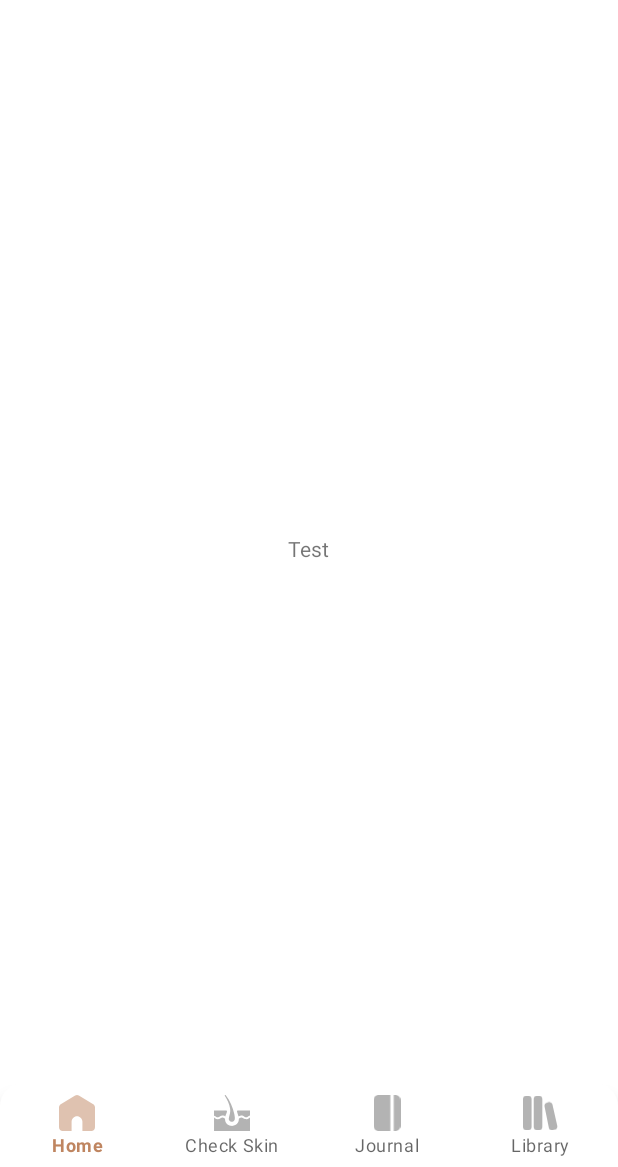
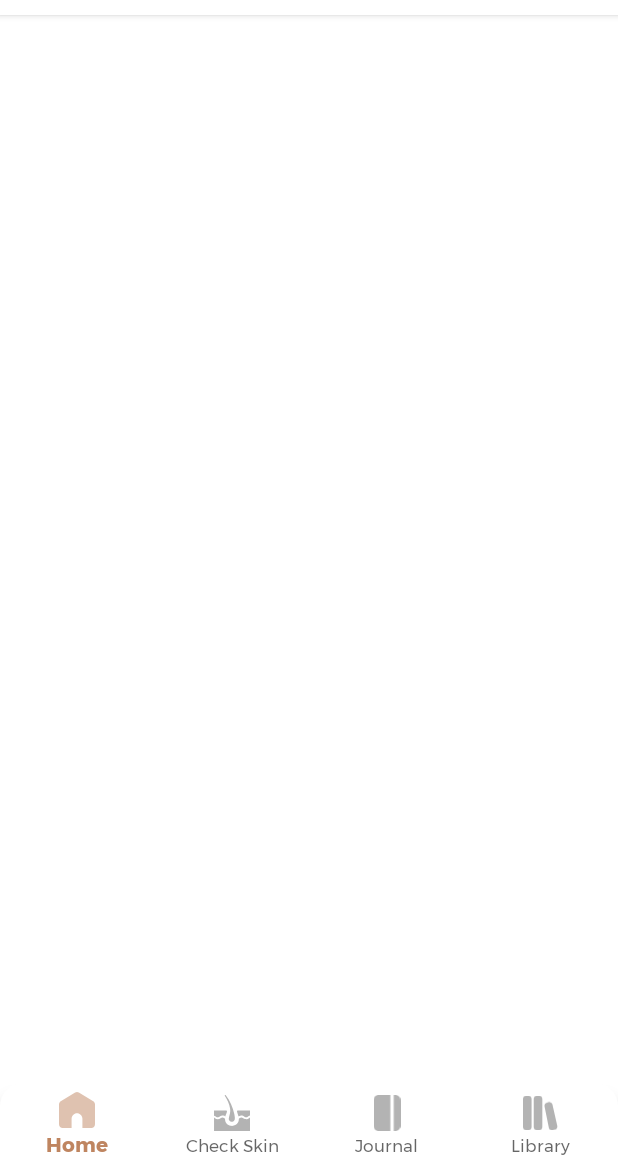
Before and after one commit to jeaaanius/Skincap, an Android app: the MainActivity screen opened directly, with no data from a screen before it, on a phone screen of 412 x 824 dp, the part 69-1236 px from its top. Run offline under Robolectric (Android 15) with nearby library versions, the phone set to English and light mode, and no system bars; our stand-ins replace navigation-ui.

Commit message:
Bump current changes

```diff
--- a/app/src/main/res/layout/activity_main.xml
+++ b/app/src/main/res/layout/activity_main.xml
@@ -9,6 +9,9 @@
 
     <com.google.android.material.appbar.MaterialToolbar
         android:id="@+id/toolbar"
+        app:titleTextColor="@color/black"
+        android:elevation="3dp"
+        app:titleTextAppearance="@style/TextAppearance.Toolbar"
         style="@style/Widget.MaterialComponents.Toolbar.Surface"
         android:layout_width="match_parent"
         android:layout_height="wrap_content"
@@ -37,6 +40,8 @@
         android:id="@+id/navigation_view"
         android:layout_width="match_parent"
         android:layout_height="wrap_content"
+        app:itemTextAppearanceInactive="@style/TextAppearance.InActive"
+        app:itemTextAppearanceActive="@style/TextAppearance.Active"
         android:background="@drawable/nav_background_curve"
         app:labelVisibilityMode="labeled"
         app:menu="@menu/nav_bar_menu" />
--- a/app/src/main/res/layout/fragment_home.xml
+++ b/app/src/main/res/layout/fragment_home.xml
@@ -8,8 +8,4 @@
     android:orientation="vertical"
     tools:context=".ui.home.HomeFragment">
 
-    <TextView
-        android:layout_width="wrap_content"
-        android:layout_height="wrap_content"
-        android:text="Test"/>
 </LinearLayout>
--- a/app/src/main/res/layout/fragment_journal.xml
+++ b/app/src/main/res/layout/fragment_journal.xml
@@ -49,10 +49,12 @@
     </LinearLayout>
 
     <com.google.android.material.floatingactionbutton.FloatingActionButton
+        android:id="@+id/floating_button"
         android:layout_width="wrap_content"
         android:layout_height="wrap_content"
         android:src="@drawable/ic_pencil"
         app:backgroundTint="@color/white"
+        android:onClick="floating_button"
         app:layout_constraintBottom_toBottomOf="parent"
         app:layout_constraintEnd_toEndOf="parent"
         app:useCompatPadding="true"
--- a/app/src/main/res/layout/fragment_library.xml
+++ b/app/src/main/res/layout/fragment_library.xml
@@ -1,5 +1,6 @@
 <?xml version="1.0" encoding="utf-8"?>
-<androidx.constraintlayout.widget.ConstraintLayout xmlns:android="http://schemas.android.com/apk/res/android"
+<androidx.constraintlayout.widget.ConstraintLayout
+    xmlns:android="http://schemas.android.com/apk/res/android"
     xmlns:app="http://schemas.android.com/apk/res-auto"
     xmlns:tools="http://schemas.android.com/tools"
     android:layout_width="match_parent"
--- a/app/src/main/res/menu/bottom_navigation_menu.xml
+++ b/app/src/main/res/menu/bottom_navigation_menu.xml
@@ -4,7 +4,6 @@
     <item
         android:id="@+id/home"
         android:title="@string/home"
-        android:fontFamily="@font/montserrat"
         android:icon="@drawable/ic_home"/>
 
     <item
--- a/app/src/main/res/menu/main_menu.xml
+++ b/app/src/main/res/menu/main_menu.xml
@@ -19,4 +19,5 @@
         android:icon="@drawable/ic_settings"
         android:title="@null"
         app:showAsAction="ifRoom" />
+
 </menu>
```
